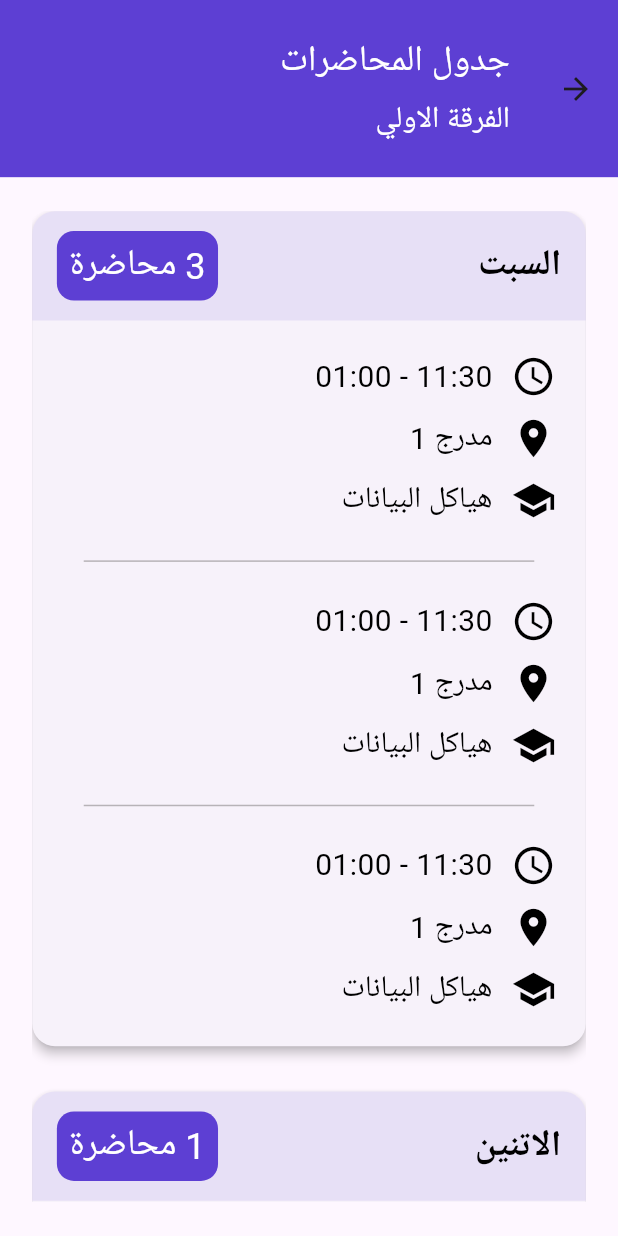
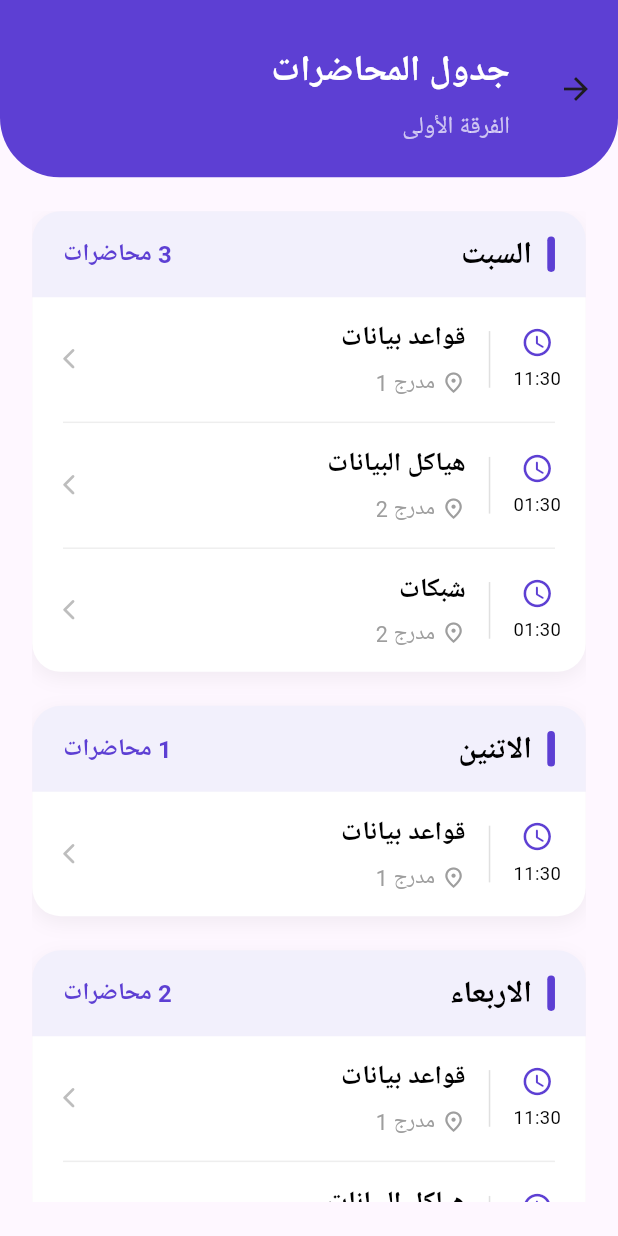
Before and after one commit to Fouad-prog-code/my_guide, a Flutter app: the StudentScreen screen opened by its route, on a phone screen of 412 x 824 dp. Run offline on Flutter 3.47's test engine with Material 3 defaults, Android fonts, the phone set to English and light mode, and no system bars; our stand-ins replace flutter_screenutil, google_fonts; Roboto replaces fonts that are missing (Cairo).

Commit message:
edit on student page

```diff
--- a/lib/core/utils/app_routes.dart
+++ b/lib/core/utils/app_routes.dart
@@ -3,4 +3,5 @@ class AppRoutes {
   static String studentRoute = 'student_route';
   static String doctorRoute = 'doctor_route';
   static String managerRoute = 'manager_route';
+  static String lectureDetailsRoute = 'lecture_details_route';
 }
--- a/lib/core/utils/app_styles.dart
+++ b/lib/core/utils/app_styles.dart
@@ -15,9 +15,39 @@ class AppStyles {
     fontWeight: FontWeight.w400, // regural
   );
 
+  static TextStyle bold20primary = GoogleFonts.cairo(
+    color: AppColors.primaryColor,
+    fontSize: 20,
+    fontWeight: FontWeight.bold, // regural
+  );
+
+  static TextStyle regural22White = GoogleFonts.cairo(
+    color: AppColors.whiteColor,
+    fontSize: 22,
+    fontWeight: FontWeight.w400, // regural
+  );
+
   static TextStyle regural14White = GoogleFonts.cairo(
     color: AppColors.whiteColor,
-    fontSize: 24,
+    fontSize: 14,
+    fontWeight: FontWeight.w400, // regural
+  );
+
+  static TextStyle regural16White = GoogleFonts.cairo(
+    color: AppColors.whiteColor,
+    fontSize: 16,
+    fontWeight: FontWeight.w400, // regural
+  );
+
+  static TextStyle regural16Black = GoogleFonts.cairo(
+    color: AppColors.blackColor,
+    fontSize: 16,
+    fontWeight: FontWeight.w400, // regural
+  );
+
+  static TextStyle regural12White = GoogleFonts.cairo(
+    color: AppColors.whiteColor,
+    fontSize: 12,
     fontWeight: FontWeight.w400, // regural
   );
 
@@ -45,6 +75,12 @@ class AppStyles {
     fontWeight: FontWeight.bold, // regural
   );
 
+  static TextStyle blod24White = GoogleFonts.lisuBosa(
+    color: AppColors.whiteColor,
+    fontSize: 24,
+    fontWeight: FontWeight.bold, // regural
+  );
+
   static TextStyle blod20Black = GoogleFonts.lisuBosa(
     color: AppColors.blackColor,
     fontSize: 20,
--- a/lib/features/ui/screens/student/student_screen.dart
+++ b/lib/features/ui/screens/student/student_screen.dart
@@ -15,13 +15,29 @@ class StudentScreen extends StatelessWidget {
         appBar: AppBar(
           toolbarHeight: 125.h,
           backgroundColor: AppColors.primaryColor,
-          title: Column(
-            crossAxisAlignment: CrossAxisAlignment.start,
-            children: [
-              Text('جدول المحاضرات', style: AppStyles.regural24White),
-              SizedBox(height: 11.h),
-              Text('الفرقة الاولي', style: AppStyles.regural20White),
-            ],
+          shape: RoundedRectangleBorder(
+            borderRadius: BorderRadius.vertical(bottom: Radius.circular(42.r)),
+          ),
+          title: Padding(
+            padding: EdgeInsets.only(top: 10.h),
+            child: Column(
+              crossAxisAlignment: CrossAxisAlignment.start,
+              children: [
+                Text(
+                  'جدول المحاضرات',
+                  style: AppStyles.regural24White.copyWith(
+                    fontWeight: FontWeight.bold,
+                  ),
+                ),
+                SizedBox(height: 12.h),
+                Text(
+                  'الفرقة الأولى',
+                  style: AppStyles.regural16White.copyWith(
+                    color: Colors.white70,
+                  ),
+                ),
+              ],
+            ),
           ),
         ),
         body: Padding(
--- a/lib/features/ui/widgets/custom_password_text_field.dart
+++ b/lib/features/ui/widgets/custom_password_text_field.dart
@@ -47,7 +47,7 @@ class _CustomPasswordTextFieldState extends State<CustomPasswordTextField> {
         icon: Icon(
           isVisible ? Icons.visibility : Icons.visibility_off,
           color: AppColors.blackColor,
-          size: 40,
+          size: 28,
         ),
       ),
       icon: Icons.lock,
--- a/lib/features/ui/widgets/custom_text_form_field.dart
+++ b/lib/features/ui/widgets/custom_text_form_field.dart
@@ -77,11 +77,10 @@ class CustomTextFormField extends StatelessWidget {
             suffixIcon: suffixIcon,
             prefixIcon: Container(
               margin: EdgeInsets.only(left: 8.w, right: 5.w),
-              width: 46.w,
-              height: 43.h,
+              padding: EdgeInsets.symmetric(horizontal: 8.w),
               decoration: BoxDecoration(
                 color: AppColors.primaryColor,
-                borderRadius: BorderRadius.circular(8.r),
+                borderRadius: BorderRadius.circular(12.r),
               ),
               child: Icon(icon, size: 28, color: AppColors.whiteColor),
             ),
--- a/lib/features/ui/widgets/lecture_info_widget.dart
+++ b/lib/features/ui/widgets/lecture_info_widget.dart
@@ -1,22 +1,96 @@
 import 'package:flutter/material.dart';
 import 'package:flutter_screenutil/flutter_screenutil.dart';
-import 'package:my_guide/features/ui/widgets/icon_text_row_widget.dart';
+import 'package:my_guide/core/utils/app_colors.dart';
+import 'package:my_guide/core/utils/app_routes.dart';
+import 'package:my_guide/core/utils/app_styles.dart';
 
 class LectureInfoWidget extends StatelessWidget {
-  const LectureInfoWidget({super.key});
+  const LectureInfoWidget({
+    super.key,
+    required this.time,
+    required this.location,
+    required this.lectureName,
+    required this.day,
+  });
+  final String time;
+  final String location;
+  final String lectureName;
+  final String day;
 
   @override
   Widget build(BuildContext context) {
-    return Padding(
-      padding: EdgeInsets.symmetric(vertical: 16.h),
-      child: Column(
-        children: [
-          IconTextRowWidget(icon: Icons.access_time, text: '11:30 - 01:00'),
-          SizedBox(height: 12.h),
-          IconTextRowWidget(icon: Icons.place, text: 'مدرج 1'),
-          SizedBox(height: 12.h),
-          IconTextRowWidget(icon: Icons.school, text: 'هياكل البيانات'),
-        ],
+    return InkWell(
+      onTap: () {
+        Navigator.pushNamed(
+          context,
+          AppRoutes.lectureDetailsRoute,
+          arguments: [time, location, lectureName, day],
+        );
+      },
+      borderRadius: BorderRadius.circular(15.r),
+      child: Padding(
+        padding: EdgeInsets.symmetric(horizontal: 16.w, vertical: 16.h),
+        child: Row(
+          children: [
+            Column(
+              children: [
+                Icon(
+                  Icons.access_time_rounded,
+                  color: AppColors.primaryColor,
+                  size: 22,
+                ),
+                SizedBox(height: 5.h),
+                Text(
+                  time.split(' - ')[0],
+                  style: AppStyles.regural16Black.copyWith(fontSize: 12.sp),
+                ),
+              ],
+            ),
+
+            Container(
+              height: 40.h,
+              width: 1,
+              color: Colors.grey.shade300,
+              margin: EdgeInsets.symmetric(horizontal: 15.w),
+            ),
+
+            Expanded(
+              child: Column(
+                crossAxisAlignment: CrossAxisAlignment.start,
+                children: [
+                  Text(
+                    lectureName,
+                    style: AppStyles.blod20Black.copyWith(fontSize: 17.sp),
+                  ),
+                  SizedBox(height: 6.h),
+                  Row(
+                    children: [
+                      Icon(
+                        Icons.place_outlined,
+                        size: 16.sp,
+                        color: Colors.grey,
+                      ),
+                      SizedBox(width: 4.w),
+                      Text(
+                        location,
+                        style: AppStyles.regural16Black.copyWith(
+                          color: Colors.grey,
+                          fontSize: 14.sp,
+                        ),
+                      ),
+                    ],
+                  ),
+                ],
+              ),
+            ),
+
+            Icon(
+              Icons.arrow_forward_ios_rounded,
+              size: 16.sp,
+              color: Colors.grey.shade400,
+            ),
+          ],
+        ),
       ),
     );
   }
--- a/lib/features/ui/widgets/schedule_day_widget.dart
+++ b/lib/features/ui/widgets/schedule_day_widget.dart
@@ -4,8 +4,9 @@ import 'package:my_guide/core/utils/app_colors.dart';
 import 'package:my_guide/core/utils/app_styles.dart';
 import 'package:my_guide/features/ui/widgets/lecture_info_widget.dart';
 
+// ignore: must_be_immutable
 class ScheduleDayWidget extends StatelessWidget {
-  const ScheduleDayWidget({
+  ScheduleDayWidget({
     super.key,
     required this.day,
     required this.numOfLectures,
@@ -14,64 +15,78 @@ class ScheduleDayWidget extends StatelessWidget {
   final String day;
   final int numOfLectures;
 
+  List<dynamic> lecturesDetailsList = [
+    {'name': 'قواعد بيانات', 'loc': 'مدرج 1', 'time': '11:30 - 01:00'},
+    {'name': 'هياكل البيانات', 'loc': 'مدرج 2', 'time': '01:30 - 03:00'},
+    {'name': 'شبكات', 'loc': 'مدرج 2', 'time': '01:30 - 03:00'},
+  ];
+
   @override
   Widget build(BuildContext context) {
-    return Card(
-      margin: EdgeInsets.only(bottom: 32.h),
-      elevation: 3,
-      shape: RoundedRectangleBorder(borderRadius: BorderRadius.circular(16.r)),
+    return Container(
+      margin: EdgeInsets.only(bottom: 24.h),
+      decoration: BoxDecoration(
+        color: Colors.white,
+        borderRadius: BorderRadius.circular(20.r),
+        boxShadow: [
+          BoxShadow(
+            color: Colors.black.withOpacity(0.05),
+            blurRadius: 10,
+            offset: const Offset(0, 4),
+          ),
+        ],
+      ),
       child: Column(
         children: [
           Container(
-            padding: EdgeInsets.symmetric(horizontal: 16.w, vertical: 14.h),
+            padding: EdgeInsets.symmetric(horizontal: 20.w, vertical: 15.h),
             decoration: BoxDecoration(
-              color: AppColors.primaryColor.withOpacity(0.1),
-              borderRadius: BorderRadius.only(
-                topLeft: Radius.circular(16.r),
-                topRight: Radius.circular(16.r),
-              ),
+              color: AppColors.primaryColor.withOpacity(0.08),
+              borderRadius: BorderRadius.vertical(top: Radius.circular(20.r)),
             ),
             child: Row(
-              mainAxisAlignment: MainAxisAlignment.spaceBetween,
               children: [
-                Text(day, style: AppStyles.bold24Black),
                 Container(
-                  padding: EdgeInsets.symmetric(horizontal: 8.w, vertical: 6.h),
+                  width: 5.w,
+                  height: 25.h,
                   decoration: BoxDecoration(
                     color: AppColors.primaryColor,
-                    borderRadius: BorderRadius.circular(12.r),
+                    borderRadius: BorderRadius.circular(10.r),
                   ),
-                  child: Text(
-                    '$numOfLectures محاضرة',
-                    style: AppStyles.regural14White,
+                ),
+                SizedBox(width: 10.w),
+                Text(
+                  day,
+                  style: AppStyles.bold24Black.copyWith(fontSize: 20.sp),
+                ),
+                const Spacer(),
+                Text(
+                  '$numOfLectures محاضرات',
+                  style: AppStyles.regural16White.copyWith(
+                    color: AppColors.primaryColor,
+                    fontWeight: FontWeight.bold,
                   ),
                 ),
               ],
             ),
           ),
 
-          Padding(
-            padding: EdgeInsets.symmetric(horizontal: 12.w, vertical: 8.h),
-            child: ListView.builder(
-              shrinkWrap: true,
-              physics: NeverScrollableScrollPhysics(),
-              itemCount: numOfLectures,
-              itemBuilder: (context, index) {
-                return Column(
-                  children: [
-                    if (index != 0)
-                      Divider(
-                        height: 20,
-                        thickness: 1,
-                        color: AppColors.darkGrayColor,
-                        indent: 22,
-                        endIndent: 22,
-                      ),
-                    LectureInfoWidget(),
-                  ],
-                );
-              },
+          ListView.separated(
+            shrinkWrap: true,
+            physics: const NeverScrollableScrollPhysics(),
+            itemCount: numOfLectures,
+            separatorBuilder: (context, index) => Padding(
+              padding: EdgeInsets.symmetric(horizontal: 20.w),
+              child: Divider(height: 1, color: Colors.grey.shade200),
             ),
+            itemBuilder: (context, index) {
+              return LectureInfoWidget(
+                time: lecturesDetailsList[index]['time'],
+                location: lecturesDetailsList[index]['loc'],
+                lectureName: lecturesDetailsList[index]['name'],
+                day: day,
+              );
+            },
           ),
         ],
       ),
--- a/lib/main.dart
+++ b/lib/main.dart
@@ -2,6 +2,7 @@ import 'package:flutter/material.dart';
 import 'package:flutter_screenutil/flutter_screenutil.dart';
 import 'package:my_guide/core/utils/app_routes.dart';
 import 'package:my_guide/features/ui/auth/login/login_screen.dart';
+import 'package:my_guide/features/ui/screens/lecture_details_screen.dart';
 import 'package:my_guide/features/ui/screens/student/student_screen.dart';
 
 void main() {
@@ -22,6 +23,7 @@ class MyApp extends StatelessWidget {
         routes: {
           AppRoutes.loginRoute: (context) => LoginScreen(),
           AppRoutes.studentRoute: (context) => StudentScreen(),
+          AppRoutes.lectureDetailsRoute: (context) => LectureDetailsScreen(),
         },
       ),
     );
```
Also changed, not shown: lib/features/ui/screens/lecture_details_screen.dart (added, +153 -0 lines), lib/features/ui/widgets/custom_elevated_button.dart (+12 -3 lines).
